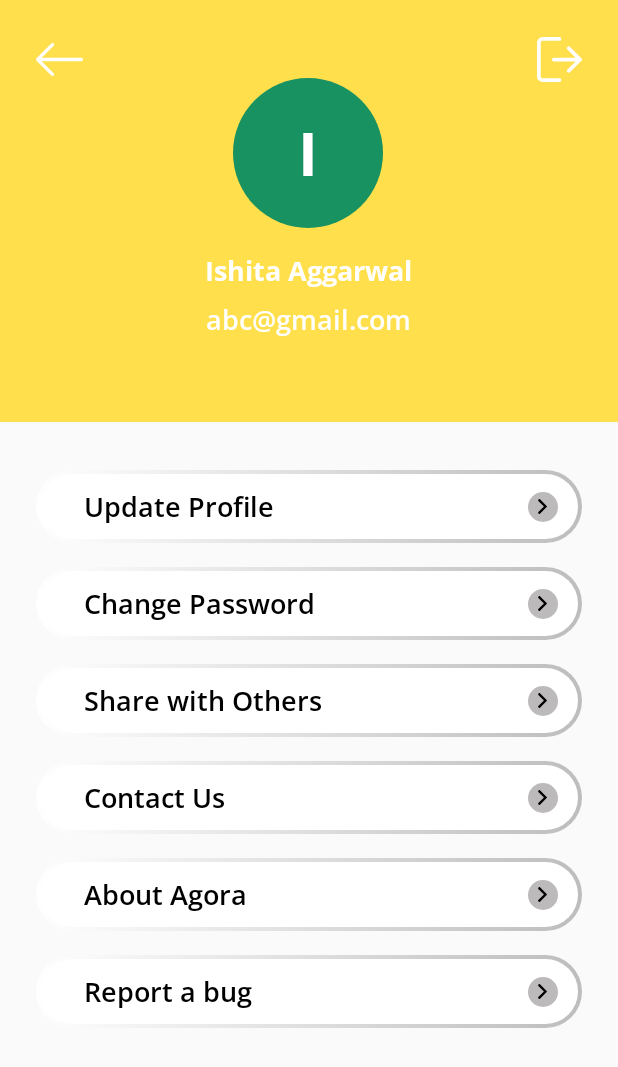
After one commit to IshitaAg/Agora-Android, an Android app: the layout activity_profile.xml on its own in the app's theme, with its tools: preview values and no code run, on a phone screen of 412 x 824 dp. The commit adds this screen. Shown: the top 1067 px of the screen. Run offline under Robolectric (Android 15) with nearby library versions, the phone set to English and light mode, and no system bars.

Commit message:
Added ui for profile screen

```diff
--- /dev/null
+++ b/agora-android/GSoC2020/app/src/main/res/drawable/go.xml
@@ -0,0 +1,15 @@
+<?xml version="1.0" encoding="utf-8"?>
+<layer-list xmlns:android="http://schemas.android.com/apk/res/android">
+  <item>
+      <shape android:shape="oval">
+          <solid android:color="@color/colorLighterGrey"/>
+          <size android:width="20dp"
+              android:height="20dp"/>
+      </shape>
+  </item>
+    <item android:drawable="@drawable/ic_next"
+        android:height="10dp"
+        android:width="10dp"
+        android:gravity="center"
+        />
+</layer-list>
--- /dev/null
+++ b/agora-android/GSoC2020/app/src/main/res/drawable/ic_logout.xml
@@ -0,0 +1,12 @@
+<vector xmlns:android="http://schemas.android.com/apk/res/android"
+    android:width="30dp"
+    android:height="30dp"
+    android:viewportWidth="17.058"
+    android:viewportHeight="17">
+  <path
+      android:pathData="M8.5,15.583L2.125,15.583a0.709,0.709 0,0 1,-0.708 -0.708L1.417,2.125a0.709,0.709 0,0 1,0.708 -0.708L8.5,1.417A0.708,0.708 0,0 0,8.5 0L2.125,0A2.128,2.128 0,0 0,0 2.125v12.75A2.128,2.128 0,0 0,2.125 17L8.5,17a0.708,0.708 0,1 0,0 -1.417Z"
+      android:fillColor="#fff"/>
+  <path
+      android:pathData="M16.846,7.996l-4.307,-4.25a0.708,0.708 0,0 0,-0.995 1.009l3.078,3.037h-8.247a0.708,0.708 0,1 0,0 1.417h8.247l-3.078,3.037a0.708,0.708 0,1 0,0.995 1.009l4.307,-4.25a0.708,0.708 0,0 0,0 -1.009Z"
+      android:fillColor="#fff"/>
+</vector>
--- a/agora-android/GSoC2020/app/src/main/res/drawable/ic_next.xml
+++ b/agora-android/GSoC2020/app/src/main/res/drawable/ic_next.xml
@@ -1,6 +1,6 @@
 <vector xmlns:android="http://schemas.android.com/apk/res/android"
-    android:width="492.004dp"
-    android:height="492.004dp"
+    android:width="20dp"
+    android:height="20dp"
     android:viewportWidth="492.004"
     android:viewportHeight="492.004">
   <path
--- /dev/null
+++ b/agora-android/GSoC2020/app/src/main/res/layout/activity_profile.xml
@@ -0,0 +1,201 @@
+<?xml version="1.0" encoding="utf-8"?>
+<androidx.constraintlayout.widget.ConstraintLayout xmlns:android="http://schemas.android.com/apk/res/android"
+    xmlns:app="http://schemas.android.com/apk/res-auto"
+    xmlns:tools="http://schemas.android.com/tools"
+    android:layout_width="match_parent"
+    android:layout_height="match_parent"
+    android:clipChildren="false"
+    android:clipToPadding="false">
+
+    <View
+        android:id="@+id/view9"
+        android:layout_width="match_parent"
+        android:layout_height="281dp"
+        android:background="@color/colorYellow"
+        app:layout_constraintEnd_toEndOf="parent"
+        app:layout_constraintStart_toStartOf="parent"
+        app:layout_constraintTop_toTopOf="parent" />
+
+    <TextView
+        android:id="@+id/profile_initial_name"
+        android:layout_width="wrap_content"
+        android:layout_height="wrap_content"
+        android:background="@drawable/circle"
+        android:backgroundTint="@color/colorDarkerGreen"
+        android:fontFamily="@font/open_sans_bold"
+        android:gravity="center"
+        android:text="@string/sample_initial"
+        android:textAlignment="center"
+        android:textColor="@color/colorWhite"
+        android:textSize="40sp"
+        app:layout_constraintBottom_toBottomOf="@+id/view9"
+        app:layout_constraintEnd_toEndOf="@+id/view9"
+        app:layout_constraintHorizontal_bias="0.498"
+        app:layout_constraintStart_toStartOf="@+id/view9"
+        app:layout_constraintTop_toTopOf="@+id/view9"
+        app:layout_constraintVertical_bias="0.287" />
+
+    <TextView
+        android:id="@+id/profile_username"
+        android:layout_width="wrap_content"
+        android:layout_height="wrap_content"
+        android:layout_marginTop="16dp"
+        android:fontFamily="@font/open_sans_bold"
+        android:text="@string/sample_name"
+        android:textAlignment="center"
+        android:textColor="@color/colorWhite"
+        android:textSize="18sp"
+        android:textStyle="bold"
+        app:layout_constraintEnd_toEndOf="@+id/profile_initial_name"
+        app:layout_constraintStart_toStartOf="@+id/profile_initial_name"
+        app:layout_constraintTop_toBottomOf="@+id/profile_initial_name" />
+
+    <TextView
+        android:id="@+id/textView35"
+        android:layout_width="wrap_content"
+        android:layout_height="wrap_content"
+        android:layout_marginTop="8dp"
+        android:fontFamily="@font/open_sans_semibold"
+        android:text="abc@gmail.com"
+        android:textColor="@color/colorWhite"
+        android:textSize="18sp"
+        app:layout_constraintEnd_toEndOf="@+id/profile_username"
+        app:layout_constraintStart_toStartOf="@+id/profile_username"
+        app:layout_constraintTop_toBottomOf="@+id/profile_username" />
+
+    <ImageView
+        android:id="@+id/imageView10"
+        android:layout_width="wrap_content"
+        android:layout_height="wrap_content"
+        android:layout_marginStart="24dp"
+        android:layout_marginTop="24dp"
+        app:layout_constraintStart_toStartOf="parent"
+        app:layout_constraintTop_toTopOf="parent"
+        app:srcCompat="@drawable/ic_left_arrow" />
+
+    <ImageView
+        android:id="@+id/imageView11"
+        android:layout_width="wrap_content"
+        android:layout_height="wrap_content"
+        android:layout_marginEnd="24dp"
+        app:layout_constraintBottom_toBottomOf="@+id/imageView10"
+        app:layout_constraintEnd_toEndOf="parent"
+        app:layout_constraintTop_toTopOf="@+id/imageView10"
+        app:srcCompat="@drawable/ic_logout" />
+
+    <TextView
+        android:id="@+id/profile_update_btn"
+        style="@style/profile_features_style"
+        android:layout_marginStart="24dp"
+        android:layout_marginEnd="24dp"
+        android:text="Update Profile"
+        app:layout_constraintEnd_toEndOf="parent"
+        app:layout_constraintStart_toStartOf="parent"
+        app:layout_constraintTop_toBottomOf="@+id/view9" />
+
+    <ImageView
+        android:id="@+id/imageView12"
+        android:layout_width="wrap_content"
+        android:layout_height="wrap_content"
+        android:layout_marginEnd="16dp"
+        app:layout_constraintBottom_toBottomOf="@+id/profile_update_btn"
+        app:layout_constraintEnd_toEndOf="@+id/profile_update_btn"
+        app:layout_constraintTop_toTopOf="@+id/profile_update_btn"
+        app:srcCompat="@drawable/go" />
+
+    <TextView
+        android:id="@+id/change_password_btn"
+        style="@style/profile_features_style"
+        android:layout_marginTop="16dp"
+        android:text="Change Password"
+        app:layout_constraintEnd_toEndOf="@+id/profile_update_btn"
+        app:layout_constraintStart_toStartOf="@+id/profile_update_btn"
+        app:layout_constraintTop_toBottomOf="@+id/profile_update_btn" />
+
+    <ImageView
+        android:id="@+id/imageView13"
+        android:layout_width="wrap_content"
+        android:layout_height="wrap_content"
+        android:layout_marginEnd="16dp"
+        app:layout_constraintBottom_toBottomOf="@+id/change_password_btn"
+        app:layout_constraintEnd_toEndOf="@+id/change_password_btn"
+        app:layout_constraintTop_toTopOf="@+id/change_password_btn"
+        app:srcCompat="@drawable/go" />
+
+    <TextView
+        android:id="@+id/share_btn"
+        style="@style/profile_features_style"
+        android:layout_marginTop="16dp"
+        android:text="Share with Others"
+        app:layout_constraintEnd_toEndOf="@+id/change_password_btn"
+        app:layout_constraintStart_toStartOf="@+id/change_password_btn"
+        app:layout_constraintTop_toBottomOf="@+id/change_password_btn" />
+
+    <ImageView
+        android:id="@+id/imageView14"
+        android:layout_width="wrap_content"
+        android:layout_height="wrap_content"
+        android:layout_marginEnd="16dp"
+        app:layout_constraintBottom_toBottomOf="@+id/share_btn"
+        app:layout_constraintEnd_toEndOf="@+id/share_btn"
+        app:layout_constraintTop_toTopOf="@+id/share_btn"
+        app:srcCompat="@drawable/go" />
+
+    <TextView
+        android:id="@+id/contact_btn"
+        style="@style/profile_features_style"
+        android:layout_marginTop="16dp"
+        android:text="Contact Us"
+        app:layout_constraintEnd_toEndOf="@+id/share_btn"
+        app:layout_constraintStart_toStartOf="@+id/share_btn"
+        app:layout_constraintTop_toBottomOf="@+id/share_btn" />
+
+    <ImageView
+        android:id="@+id/imageView15"
+        android:layout_width="wrap_content"
+        android:layout_height="wrap_content"
+        android:layout_marginEnd="16dp"
+        app:layout_constraintBottom_toBottomOf="@+id/contact_btn"
+        app:layout_constraintEnd_toEndOf="@+id/contact_btn"
+        app:layout_constraintTop_toTopOf="@+id/contact_btn"
+        app:srcCompat="@drawable/go" />
+
+    <TextView
+        android:id="@+id/about_btn"
+        style="@style/profile_features_style"
+        android:layout_marginTop="16dp"
+        android:text="About Agora"
+        app:layout_constraintEnd_toEndOf="@+id/contact_btn"
+        app:layout_constraintStart_toStartOf="@+id/contact_btn"
+        app:layout_constraintTop_toBottomOf="@+id/contact_btn" />
+
+    <TextView
+        android:id="@+id/report_btn"
+        style="@style/profile_features_style"
+        android:layout_marginTop="16dp"
+        android:text="Report a bug"
+        app:layout_constraintEnd_toEndOf="@+id/about_btn"
+        app:layout_constraintStart_toStartOf="@+id/about_btn"
+        app:layout_constraintTop_toBottomOf="@+id/about_btn" />
+
+    <ImageView
+        android:id="@+id/imageView16"
+        android:layout_width="wrap_content"
+        android:layout_height="wrap_content"
+        android:layout_marginEnd="16dp"
+        app:layout_constraintBottom_toBottomOf="@+id/about_btn"
+        app:layout_constraintEnd_toEndOf="@+id/about_btn"
+        app:layout_constraintTop_toTopOf="@+id/about_btn"
+        app:srcCompat="@drawable/go" />
+
+    <ImageView
+        android:id="@+id/imageView17"
+        android:layout_width="wrap_content"
+        android:layout_height="wrap_content"
+        android:layout_marginEnd="16dp"
+        app:layout_constraintBottom_toBottomOf="@+id/report_btn"
+        app:layout_constraintEnd_toEndOf="@+id/report_btn"
+        app:layout_constraintTop_toTopOf="@+id/report_btn"
+        app:srcCompat="@drawable/go" />
+
+</androidx.constraintlayout.widget.ConstraintLayout>
--- a/agora-android/GSoC2020/app/src/main/res/values/strings.xml
+++ b/agora-android/GSoC2020/app/src/main/res/values/strings.xml
@@ -33,4 +33,6 @@
     <string name="only_to_me_visibility">Visible only to me</string>
     <string name="everyone_with_access_visibility">Visible to everyone with access</string>
     <string name="visibility_of_voters_list">Visibility of voters list</string>
+    <string name="sample_initial">I</string>
+    <string name="sample_name">Ishita Aggarwal</string>
 </resources>
--- a/agora-android/GSoC2020/app/src/main/res/values/styles.xml
+++ b/agora-android/GSoC2020/app/src/main/res/values/styles.xml
@@ -71,4 +71,17 @@
         <item name="android:textSize">12sp</item>
     </style>
 
+    <style name="profile_features_style">
+        <item name="android:layout_width">0dp</item>
+        <item name="android:layout_height">wrap_content</item>
+        <item name="android:layout_marginTop">32dp</item>
+        <item name="android:background">@drawable/rounded_rectangle_50dp</item>
+        <item name="android:fontFamily">@font/open_sans_semibold</item>
+        <item name="android:paddingStart">32dp</item>
+        <item name="android:paddingTop">12dp</item>
+        <item name="android:paddingBottom">12dp</item>
+        <item name="android:textColor">@color/colorBlack</item>
+        <item name="android:textSize">18sp</item>
+    </style>
+
 </resources>
```
